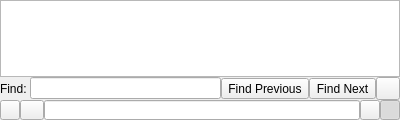
Before: the Qt Designer form Code/Editor/Controls/ConsoleSCB.ui in carbonated-dev/o3de, drawn with Qt 5.
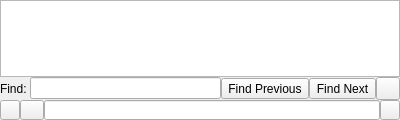
After: the same form once the commit is applied. Custom widgets are drawn as their Qt base class.

Diff of the .ui file:
```diff
--- a/Code/Editor/Controls/ConsoleSCB.ui
+++ b/Code/Editor/Controls/ConsoleSCB.ui
@@ -240,40 +240,6 @@
         </property>
        </widget>
       </item>
-      <item>
-       <widget class="QToolButton" name="autoScrollButton">
-        <property name="sizePolicy">
-         <sizepolicy hsizetype="Fixed" vsizetype="Preferred">
-          <horstretch>0</horstretch>
-          <verstretch>0</verstretch>
-         </sizepolicy>
-        </property>
-        <property name="minimumSize">
-         <size>
-          <width>20</width>
-          <height>0</height>
-         </size>
-        </property>
-        <property name="maximumSize">
-         <size>
-          <width>20</width>
-          <height>30</height>
-         </size>
-        </property>
-        <property name="text">
-         <string/>
-        </property>
-        <property name="checkable">
-         <bool>true</bool>
-        </property>
-        <property name="checked">
-         <bool>true</bool>
-        </property>
-        <property name="autoRaise">
-         <bool>true</bool>
-        </property>
-       </widget>
-      </item>
      </layout>
     </widget>
    </item>
```
